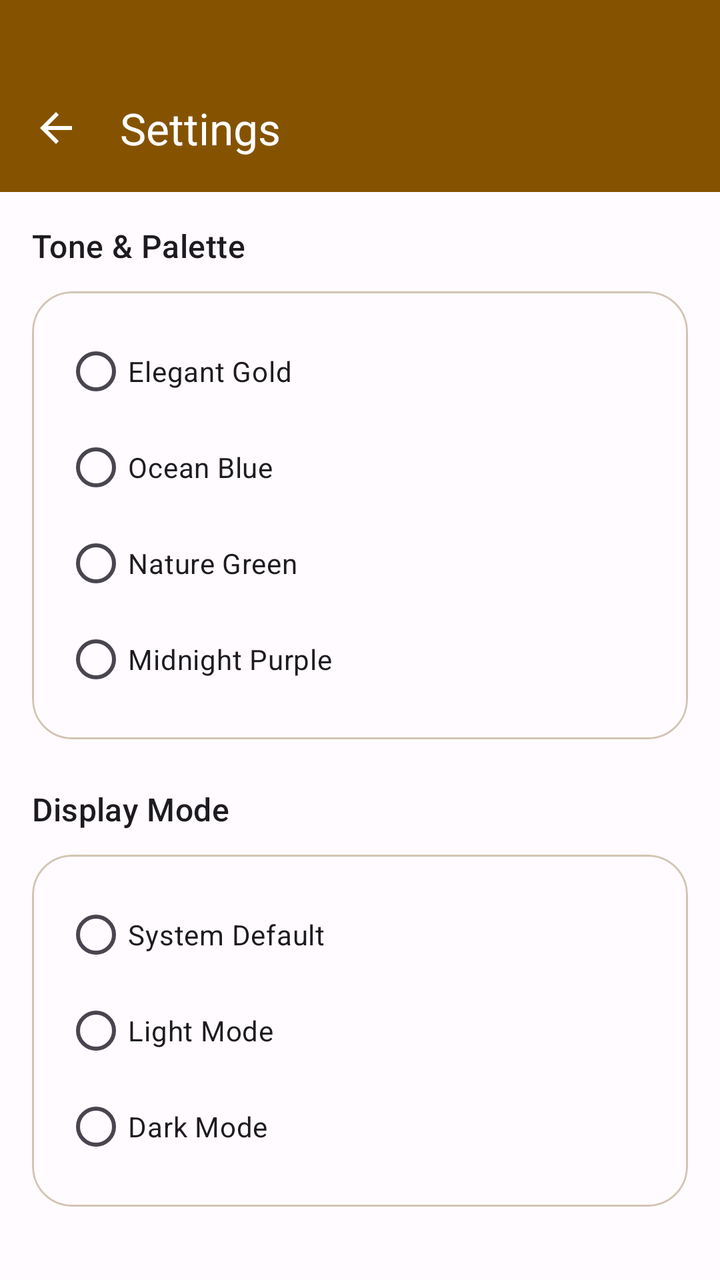
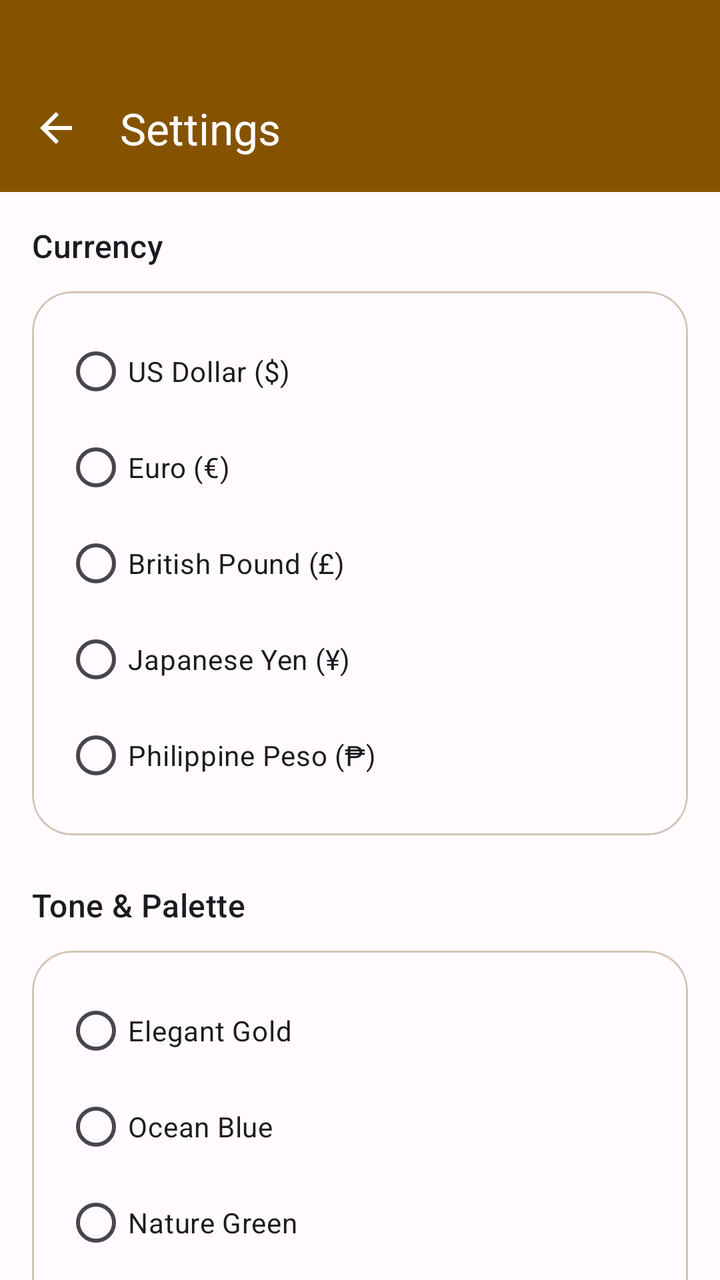

Screens rendered from an Android XML layout before and after an edit, with the pre-edit source and the edit as a unified diff.
<!-- AndroidManifest.xml: application theme Theme.POS_App -->
<!-- res/layout/activity_settings.xml -->
<?xml version="1.0" encoding="utf-8"?>
<androidx.coordinatorlayout.widget.CoordinatorLayout xmlns:android="http://schemas.android.com/apk/res/android"
    xmlns:app="http://schemas.android.com/apk/res-auto"
    xmlns:tools="http://schemas.android.com/tools"
    android:layout_width="match_parent"
    android:layout_height="match_parent"
    tools:context=".SettingsActivity">

    <com.google.android.material.appbar.AppBarLayout
        android:layout_width="match_parent"
        android:layout_height="wrap_content"
        android:background="?attr/colorPrimary"
        android:paddingTop="32dp">

        <com.google.android.material.appbar.MaterialToolbar
            android:id="@+id/toolbar"
            android:layout_width="match_parent"
            android:layout_height="?attr/actionBarSize"
            app:title="Settings"
            app:navigationIcon="@drawable/ic_back"
            app:navigationIconTint="?attr/colorOnPrimary"
            app:titleTextColor="?attr/colorOnPrimary"
            style="@style/Widget.Material3.Toolbar" />

    </com.google.android.material.appbar.AppBarLayout>

    <androidx.core.widget.NestedScrollView
        android:layout_width="match_parent"
        android:layout_height="match_parent"
        app:layout_behavior="@string/appbar_scrolling_view_behavior">

        <LinearLayout
            android:layout_width="match_parent"
            android:layout_height="wrap_content"
            android:orientation="vertical"
            android:padding="16dp">

            <TextView
                android:layout_width="wrap_content"
                android:layout_height="wrap_content"
                android:text="Tone &amp; Palette"
                android:textAppearance="?attr/textAppearanceTitleMedium"
                android:layout_marginBottom="12dp" />

            <com.google.android.material.card.MaterialCardView
                android:layout_width="match_parent"
                android:layout_height="wrap_content"
                android:layout_marginBottom="24dp"
                app:cardCornerRadius="20dp"
                app:strokeWidth="1dp"
                app:strokeColor="?attr/colorOutlineVariant">

                <LinearLayout
                    android:layout_width="match_parent"
                    android:layout_height="wrap_content"
                    android:orientation="vertical"
                    android:padding="16dp">

                    <RadioGroup
                        android:id="@+id/rg_tone"
                        android:layout_width="match_parent"
                        android:layout_height="wrap_content"
                        android:orientation="vertical">

                        <com.google.android.material.radiobutton.MaterialRadioButton
                            android:id="@+id/rb_tone_gold"
                            android:layout_width="match_parent"
                            android:layout_height="wrap_content"
                            android:text="Elegant Gold"
                            android:buttonTint="@color/gold_primary" />

                        <com.google.android.material.radiobutton.MaterialRadioButton
                            android:id="@+id/rb_tone_blue"
                            android:layout_width="match_parent"
                            android:layout_height="wrap_content"
                            android:text="Ocean Blue"
                            android:buttonTint="@color/blue_primary" />

                        <com.google.android.material.radiobutton.MaterialRadioButton
                            android:id="@+id/rb_tone_green"
                            android:layout_width="match_parent"
                            android:layout_height="wrap_content"
                            android:text="Nature Green"
                            android:buttonTint="@color/green_primary" />

                        <com.google.android.material.radiobutton.MaterialRadioButton
                            android:id="@+id/rb_tone_purple"
                            android:layout_width="match_parent"
                            android:layout_height="wrap_content"
                            android:text="Midnight Purple"
                            android:buttonTint="@color/purple_primary" />

                    </RadioGroup>

                </LinearLayout>
            </com.google.android.material.card.MaterialCardView>

            <TextView
                android:layout_width="wrap_content"
                android:layout_height="wrap_content"
                android:text="Display Mode"
                android:textAppearance="?attr/textAppearanceTitleMedium"
                android:layout_marginBottom="12dp" />

            <com.google.android.material.card.MaterialCardView
                android:layout_width="match_parent"
                android:layout_height="wrap_content"
                app:cardCornerRadius="20dp"
                app:strokeWidth="1dp"
                app:strokeColor="?attr/colorOutlineVariant">

                <LinearLayout
                    android:layout_width="match_parent"
                    android:layout_height="wrap_content"
                    android:orientation="vertical"
                    android:padding="16dp">

                    <RadioGroup
                        android:id="@+id/rg_theme"
                        android:layout_width="match_parent"
                        android:layout_height="wrap_content">

                        <com.google.android.material.radiobutton.MaterialRadioButton
                            android:id="@+id/rb_theme_system"
                            android:layout_width="match_parent"
                            android:layout_height="wrap_content"
                            android:text="System Default" />

                        <com.google.android.material.radiobutton.MaterialRadioButton
                            android:id="@+id/rb_theme_light"
                            android:layout_width="match_parent"
                            android:layout_height="wrap_content"
                            android:text="Light Mode" />

                        <com.google.android.material.radiobutton.MaterialRadioButton
                            android:id="@+id/rb_theme_dark"
                            android:layout_width="match_parent"
                            android:layout_height="wrap_content"
                            android:text="Dark Mode" />

                    </RadioGroup>

                </LinearLayout>
            </com.google.android.material.card.MaterialCardView>

        </LinearLayout>
    </androidx.core.widget.NestedScrollView>

</androidx.coordinatorlayout.widget.CoordinatorLayout>
<!-- resources referenced by this layout -->
<resources>
  <color name="blue_primary">#0061A4</color>
  <color name="gold_primary">#855300</color>
  <color name="green_primary">#2F6B25</color>
  <color name="purple_primary">#7B4E7E</color>
  <!-- drawable ic_back (drawable) -->
  <vector xmlns:android="http://schemas.android.com/apk/res/android"
      android:width="24dp"
      android:height="24dp"
      android:viewportWidth="24"
      android:viewportHeight="24"
      android:tint="?attr/colorControlNormal">
    <path
        android:fillColor="@android:color/white"
        android:pathData="M20,11H7.83l5.59,-5.59L12,4l-8,8 8,8 1.41,-1.41L7.83,13H20v-2z"/>
  </vector>
  <style name="Theme.POS_App" parent="Base.Theme.POS_App" />
  <style name="Base.Theme.POS_App" parent="Theme.Material3.DayNight.NoActionBar">
          
          <item name="colorPrimary">@color/gold_primary</item>
          <item name="colorOnPrimary">@color/white</item>
          <item name="colorPrimaryContainer">@color/gold_container</item>
          <item name="colorOnPrimaryContainer">@color/black</item>
  
          <item name="colorSecondary">@color/secondary</item>
          <item name="colorOnSecondary">@color/onSecondary</item>
  
          <item name="android:windowBackground">@color/background</item>
          <item name="colorSurface">@color/surface</item>
          <item name="colorOnSurface">@color/onSurface</item>
          <item name="colorOutline">@color/outline</item>
          <item name="colorOutlineVariant">@color/outlineVariant</item>
  
          
          <item name="android:statusBarColor">@android:color/transparent</item>
          <item name="android:windowDrawsSystemBarBackgrounds">true</item>
          
          <item name="android:windowLightStatusBar">false</item>
      </style>
  <color name="white">#FFFFFFFF</color>
  <color name="gold_container">#FFDDB3</color>
  <color name="black">#FF000000</color>
  <color name="secondary">@color/gold_secondary</color>
  <color name="onSecondary">@color/white</color>
  <color name="background">#FFFBFF</color>
  <color name="surface">#FFFBFF</color>
  <color name="onSurface">#1F1B16</color>
  <color name="outline">#817567</color>
  <color name="outlineVariant">#D3C4B4</color>
  <color name="gold_secondary">#705B40</color>
</resources>

<!-- the commit's change to res/layout/activity_settings.xml (unified diff, before → after) -->
@@ -38,7 +38,7 @@
             <TextView
                 android:layout_width="wrap_content"
                 android:layout_height="wrap_content"
-                android:text="Tone &amp; Palette"
+                android:text="Currency"
                 android:textAppearance="?attr/textAppearanceTitleMedium"
                 android:layout_marginBottom="12dp" />
 
@@ -57,38 +57,40 @@
                     android:padding="16dp">
 
                     <RadioGroup
-                        android:id="@+id/rg_tone"
+                        android:id="@+id/rg_currency"
                         android:layout_width="match_parent"
                         android:layout_height="wrap_content"
                         android:orientation="vertical">
 
                         <com.google.android.material.radiobutton.MaterialRadioButton
-                            android:id="@+id/rb_tone_gold"
-                            android:layout_width="match_parent"
-                            android:layout_height="wrap_content"
-                            android:text="Elegant Gold"
-                            android:buttonTint="@color/gold_primary" />
-
-                        <com.google.android.material.radiobutton.MaterialRadioButton
-                            android:id="@+id/rb_tone_blue"
-                            android:layout_width="match_parent"
-                            android:layout_height="wrap_content"
-                            android:text="Ocean Blue"
-                            android:buttonTint="@color/blue_primary" />
-
-                        <com.google.android.material.radiobutton.MaterialRadioButton
-                            android:id="@+id/rb_tone_green"
-                            android:layout_width="match_parent"
-                            android:layout_height="wrap_content"
-                            android:text="Nature Green"
-                            android:buttonTint="@color/green_primary" />
-
-                        <com.google.android.material.radiobutton.MaterialRadioButton
-                            android:id="@+id/rb_tone_purple"
-                            android:layout_width="match_parent"
-                            android:layout_height="wrap_content"
-                            android:text="Midnight Purple"
-                            android:buttonTint="@color/purple_primary" />
+                            android:id="@+id/rb_currency_usd"
+                            android:layout_width="match_parent"
+                            android:layout_height="wrap_content"
+                            android:text="US Dollar ($)" />
+
+                        <com.google.android.material.radiobutton.MaterialRadioButton
+                            android:id="@+id/rb_currency_eur"
+                            android:layout_width="match_parent"
+                            android:layout_height="wrap_content"
+                            android:text="Euro (€)" />
+
+                        <com.google.android.material.radiobutton.MaterialRadioButton
+                            android:id="@+id/rb_currency_gbp"
+                            android:layout_width="match_parent"
+                            android:layout_height="wrap_content"
+                            android:text="British Pound (£)" />
+
+                        <com.google.android.material.radiobutton.MaterialRadioButton
+                            android:id="@+id/rb_currency_jpy"
+                            android:layout_width="match_parent"
+                            android:layout_height="wrap_content"
+                            android:text="Japanese Yen (¥)" />
+
+                        <com.google.android.material.radiobutton.MaterialRadioButton
+                            android:id="@+id/rb_currency_php"
+                            android:layout_width="match_parent"
+                            android:layout_height="wrap_content"
+                            android:text="Philippine Peso (₱)" />
 
                     </RadioGroup>
 
@@ -98,13 +100,14 @@
             <TextView
                 android:layout_width="wrap_content"
                 android:layout_height="wrap_content"
-                android:text="Display Mode"
+                android:text="Tone &amp; Palette"
                 android:textAppearance="?attr/textAppearanceTitleMedium"
                 android:layout_marginBottom="12dp" />
 
             <com.google.android.material.card.MaterialCardView
                 android:layout_width="match_parent"
                 android:layout_height="wrap_content"
+                android:layout_marginBottom="24dp"
                 app:cardCornerRadius="20dp"
                 app:strokeWidth="1dp"
                 app:strokeColor="?attr/colorOutlineVariant">
@@ -116,6 +119,65 @@
                     android:padding="16dp">
 
                     <RadioGroup
+                        android:id="@+id/rg_tone"
+                        android:layout_width="match_parent"
+                        android:layout_height="wrap_content"
+                        android:orientation="vertical">
+
+                        <com.google.android.material.radiobutton.MaterialRadioButton
+                            android:id="@+id/rb_tone_gold"
+                            android:layout_width="match_parent"
+                            android:layout_height="wrap_content"
+                            android:text="Elegant Gold"
+                            android:buttonTint="@color/gold_primary" />
+
+                        <com.google.android.material.radiobutton.MaterialRadioButton
+                            android:id="@+id/rb_tone_blue"
+                            android:layout_width="match_parent"
+                            android:layout_height="wrap_content"
+                            android:text="Ocean Blue"
+                            android:buttonTint="@color/blue_primary" />
+
+                        <com.google.android.material.radiobutton.MaterialRadioButton
+                            android:id="@+id/rb_tone_green"
+                            android:layout_width="match_parent"
+                            android:layout_height="wrap_content"
+                            android:text="Nature Green"
+                            android:buttonTint="@color/green_primary" />
+
+                        <com.google.android.material.radiobutton.MaterialRadioButton
+                            android:id="@+id/rb_tone_purple"
+                            android:layout_width="match_parent"
+                            android:layout_height="wrap_content"
+                            android:text="Midnight Purple"
+                            android:buttonTint="@color/purple_primary" />
+
+                    </RadioGroup>
+
+                </LinearLayout>
+            </com.google.android.material.card.MaterialCardView>
+
+            <TextView
+                android:layout_width="wrap_content"
+                android:layout_height="wrap_content"
+                android:text="Display Mode"
+                android:textAppearance="?attr/textAppearanceTitleMedium"
+                android:layout_marginBottom="12dp" />
+
+            <com.google.android.material.card.MaterialCardView
+                android:layout_width="match_parent"
+                android:layout_height="wrap_content"
+                app:cardCornerRadius="20dp"
+                app:strokeWidth="1dp"
+                app:strokeColor="?attr/colorOutlineVariant">
+
+                <LinearLayout
+                    android:layout_width="match_parent"
+                    android:layout_height="wrap_content"
+                    android:orientation="vertical"
+                    android:padding="16dp">
+
+                    <RadioGroup
                         android:id="@+id/rg_theme"
                         android:layout_width="match_parent"
                         android:layout_height="wrap_content">
